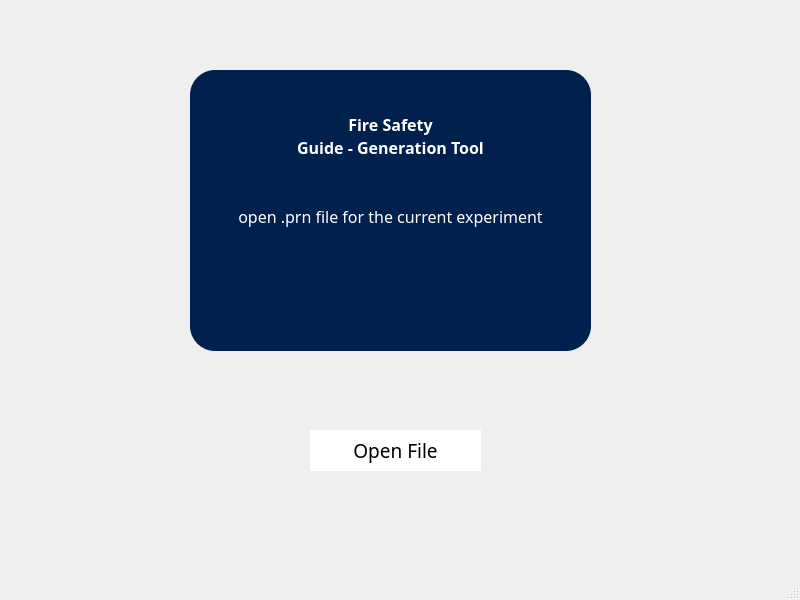
The window that cpp_ui/mainwindow.ui (zijianKING/Fire_Safety) describes before a commit, drawn with Qt 5.
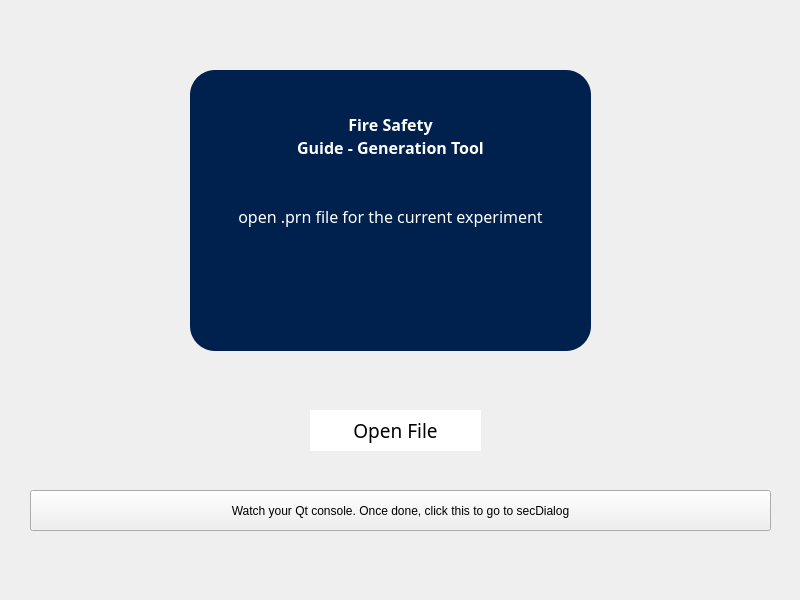
The same window after the commit.

```diff
--- a/cpp_ui/mainwindow.ui
+++ b/cpp_ui/mainwindow.ui
@@ -18,7 +18,7 @@
     <property name="geometry">
      <rect>
       <x>310</x>
-      <y>430</y>
+      <y>410</y>
       <width>171</width>
       <height>41</height>
      </rect>
@@ -88,18 +88,20 @@
 &lt;p align=&quot;center&quot; style=&quot; margin-top:0px; margin-bottom:0px; margin-left:0px; margin-right:0px; -qt-block-indent:0; text-indent:0px;&quot;&gt;&lt;span style=&quot; font-family:'MS Shell Dlg 2'; font-size:12pt; color:#ffffff;&quot;&gt;open .prn file for the current experiment&lt;/span&gt;&lt;/p&gt;&lt;/body&gt;&lt;/html&gt;</string>
     </property>
    </widget>
-  </widget>
-  <widget class="QMenuBar" name="menubar">
+   <widget class="QPushButton" name="pushButton_2">
    <property name="geometry">
     <rect>
-     <x>0</x>
-     <y>0</y>
-     <width>800</width>
-     <height>21</height>
-    </rect>
-   </property>
-  </widget>
-  <widget class="QStatusBar" name="statusbar"/>
+      <x>30</x>
+      <y>490</y>
+      <width>741</width>
+      <height>41</height>
+     </rect>
+    </property>
+    <property name="text">
+     <string>Watch your Qt console. Once done, click this to go to secDialog</string>
+    </property>
+   </widget>
+  </widget>
  </widget>
  <resources/>
  <connections/>
```
Lines whose indentation alone changed are shown as unchanged.
